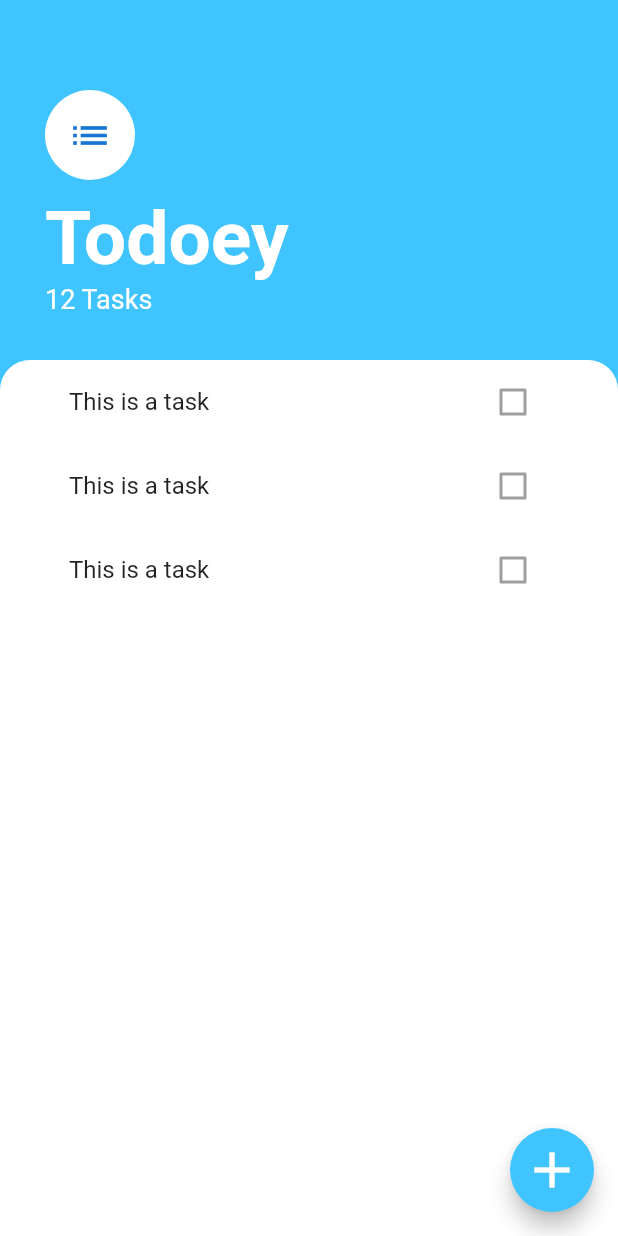
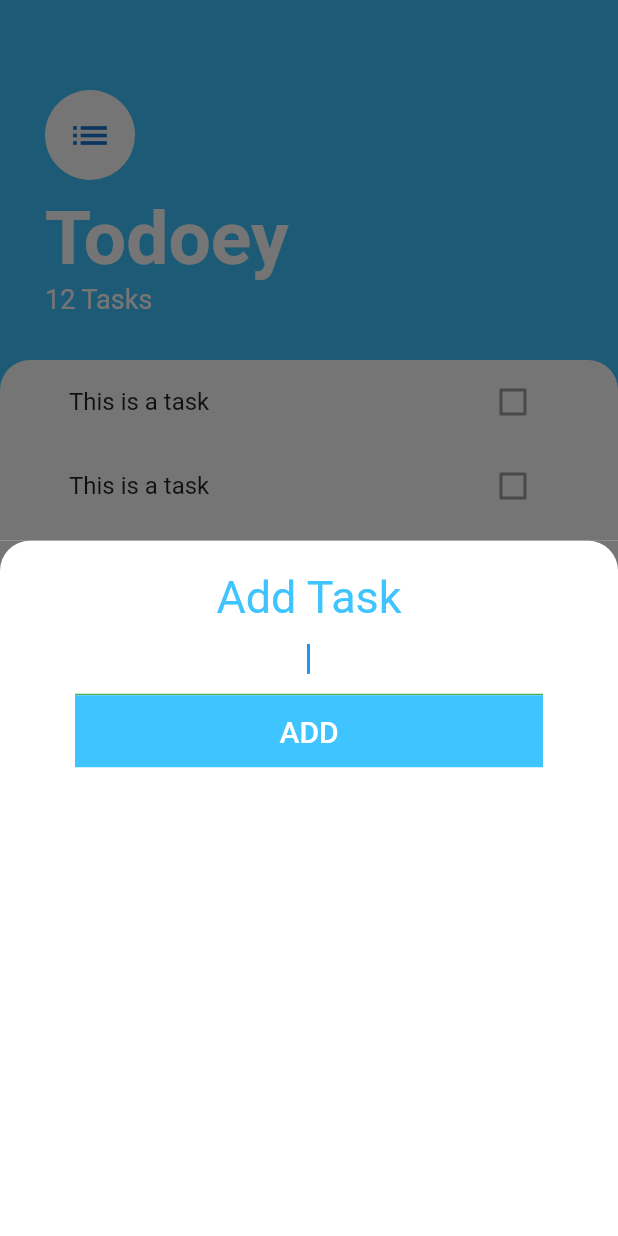
Before and after one commit to praneetk77/Todoey, a Flutter app: the screen it shows after launch, after a tap on the "add" icon, on a phone screen of 412 x 824 dp. Run offline on Flutter 3.47's test engine with Material 2 defaults, Android fonts, the phone set to English and light mode, and no system bars.

Commit message:
Complete frontend

```diff
--- /dev/null
+++ b/lib/Screens/add_task_screen.dart
@@ -0,0 +1,57 @@
+import 'package:flutter/material.dart';
+
+class AddTaskScreen extends StatelessWidget {
+  @override
+  Widget build(BuildContext context) {
+    return Container(
+      color: Color(0xff757575),
+      child: Container(
+        height: 500,
+        padding: EdgeInsets.symmetric(vertical: 20, horizontal: 50),
+        decoration: BoxDecoration(
+          color: Colors.white,
+          borderRadius: BorderRadius.only(
+            topLeft: Radius.circular(20),
+            topRight: Radius.circular(20),
+          ),
+        ),
+        child: SingleChildScrollView(
+          child: Column(
+            crossAxisAlignment: CrossAxisAlignment.stretch,
+            mainAxisAlignment: MainAxisAlignment.spaceBetween,
+            children: [
+              Text(
+                "Add Task",
+                textAlign: TextAlign.center,
+                style: TextStyle(fontSize: 30, color: Colors.lightBlueAccent),
+              ),
+              TextField(
+                autofocus: true,
+                cursorHeight: 20,
+                textAlign: TextAlign.center,
+                decoration: InputDecoration(
+                  enabledBorder: UnderlineInputBorder(
+                    borderSide: BorderSide(color: Colors.red),
+                  ),
+                  focusedBorder: UnderlineInputBorder(
+                    borderSide: BorderSide(color: Colors.green),
+                  ),
+                ),
+              ),
+              Container(
+                color: Colors.lightBlueAccent,
+                child: TextButton(
+                  onPressed: () {},
+                  child: Text(
+                    "ADD",
+                    style: TextStyle(color: Colors.white, fontSize: 20),
+                  ),
+                ),
+              ),
+            ],
+          ),
+        ),
+      ),
+    );
+  }
+}
--- a/lib/Screens/tasks_screen.dart
+++ b/lib/Screens/tasks_screen.dart
@@ -1,5 +1,6 @@
 import 'package:flutter/material.dart';
 import 'package:todoey_flutter/Widgets/tasks_list.dart';
+import 'package:todoey_flutter/Screens/add_task_screen.dart';
 
 List<String> tasks = ["Task 1", "Task 2"];
 
@@ -16,7 +17,10 @@ class TasksScreen extends StatelessWidget {
           Icons.add,
           size: 40,
         ),
-        onPressed: () {},
+        onPressed: () {
+          showModalBottomSheet(
+              context: context, builder: (context) => AddTaskScreen());
+        },
       ),
       body: Column(
         crossAxisAlignment: CrossAxisAlignment.start,
```
